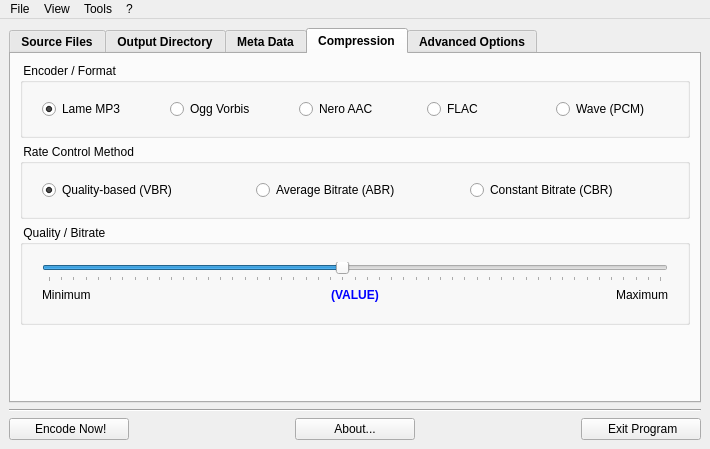
lordmulder/LameXP, file gui/MainWindow.ui: the form before one commit.
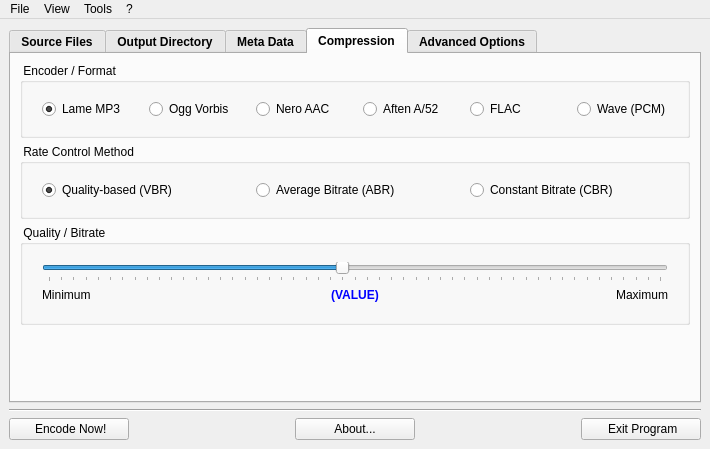
The form after the commit. The open tabs and pages were chosen to show the change. Icons and pictures are not drawn.

Commit message: Initial ATSC A/52 (aka "AC-3", aka "Dolby Digital") encoding support, based on the Aften encoder.

What changed in the file:
```diff
--- a/gui/MainWindow.ui
+++ b/gui/MainWindow.ui
@@ -738,14 +738,14 @@
                    </property>
                   </widget>
                  </item>
-                 <item row="0" column="5">
+                 <item row="0" column="6">
                   <widget class="QRadioButton" name="radioButtonEncoderPCM">
                    <property name="text">
                     <string>Wave (PCM)</string>
                    </property>
                   </widget>
                  </item>
-                 <item row="0" column="4">
+                 <item row="0" column="5">
                   <widget class="QRadioButton" name="radioButtonEncoderFLAC">
                    <property name="text">
                     <string>FLAC</string>
@@ -768,6 +768,13 @@
                    </property>
                   </spacer>
                  </item>
+                 <item row="0" column="4">
+                  <widget class="QRadioButton" name="radioButtonEncoderAC3">
+                   <property name="text">
+                    <string>Aften A/52</string>
+                   </property>
+                  </widget>
+                 </item>
                 </layout>
                </item>
               </layout>
```
Left out of the diff: 3 changed lines with no effect on the pictures. The commit also changes 14 other files.
